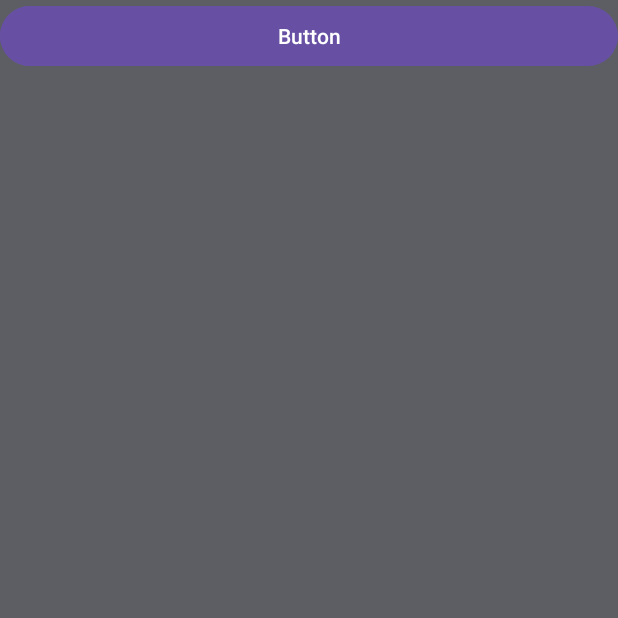
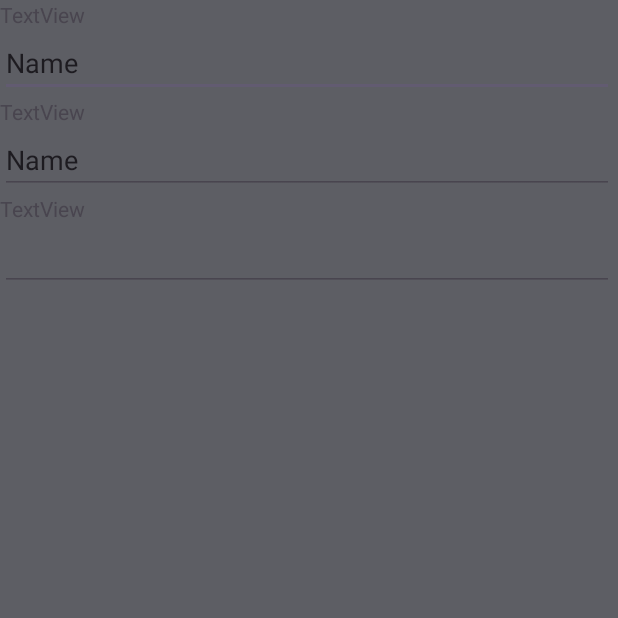
Before and after one commit to k-nitta-author/MGHS_Practicum, an Android app: the fragment ContactFragment shown on its own in the app's theme, on a phone screen of 412 x 824 dp, the top half of it. Run offline under Robolectric (Android 15) with nearby library versions, the phone set to English and light mode, and no system bars.

```diff
--- a/app/src/main/res/layout/fragment_contact.xml
+++ b/app/src/main/res/layout/fragment_contact.xml
@@ -1,26 +1,61 @@
 <?xml version="1.0" encoding="utf-8"?>
-<FrameLayout xmlns:android="http://schemas.android.com/apk/res/android"
+<androidx.constraintlayout.widget.ConstraintLayout xmlns:android="http://schemas.android.com/apk/res/android"
+    xmlns:app="http://schemas.android.com/apk/res-auto"
     xmlns:tools="http://schemas.android.com/tools"
     android:layout_width="match_parent"
     android:layout_height="match_parent"
     android:background="@color/material_dynamic_neutral40"
+    android:orientation="vertical"
     tools:context=".ContactFragment">
 
-    <Button
-        android:id="@+id/button"
-        android:layout_width="wrap_content"
-        android:layout_height="wrap_content"
-        android:text="Button" />
+    <LinearLayout
+        android:layout_width="409dp"
+        android:layout_height="678dp"
+        android:orientation="vertical"
+        tools:layout_editor_absoluteY="24dp">
 
-    <LinearLayout
-        android:layout_width="match_parent"
-        android:layout_height="match_parent"
-        android:orientation="vertical">
-
-        <Button
-            android:id="@+id/button2"
+        <TextView
+            android:id="@+id/textView7"
             android:layout_width="match_parent"
             android:layout_height="wrap_content"
-            android:text="Button" />
+            android:text="TextView" />
+
+        <EditText
+            android:id="@+id/editTextText2"
+            android:layout_width="match_parent"
+            android:layout_height="wrap_content"
+            android:ems="10"
+            android:inputType="text"
+            android:text="Name" />
+
+        <TextView
+            android:id="@+id/textView6"
+            android:layout_width="match_parent"
+            android:layout_height="wrap_content"
+            android:text="TextView" />
+
+        <EditText
+            android:id="@+id/editTextText3"
+            android:layout_width="match_parent"
+            android:layout_height="wrap_content"
+            android:ems="10"
+            android:inputType="text"
+            android:text="Name" />
+
+        <TextView
+            android:id="@+id/textView8"
+            android:layout_width="match_parent"
+            android:layout_height="wrap_content"
+            android:text="TextView" />
+
+        <EditText
+            android:id="@+id/editTextTextMultiLine"
+            android:layout_width="match_parent"
+            android:layout_height="wrap_content"
+            android:ems="10"
+            android:gravity="start|top"
+            android:inputType="textMultiLine" />
+
     </LinearLayout>
-</FrameLayout>
+
+</androidx.constraintlayout.widget.ConstraintLayout>
```
Also changed, not shown: app/src/main/java/com/example/themghsapp/NotificationsFragment.java (added, +64 -0 lines), app/src/main/java/com/example/themghsapp/ServicesDetailedFragment.java (added, +64 -0 lines), app/src/main/res/layout/fragment_careers.xml (added, +21 -0 lines), app/src/main/res/layout/fragment_notifications.xml (added, +14 -0 lines), app/src/main/res/layout/fragment_services_detailed.xml (added, +23 -0 lines).
